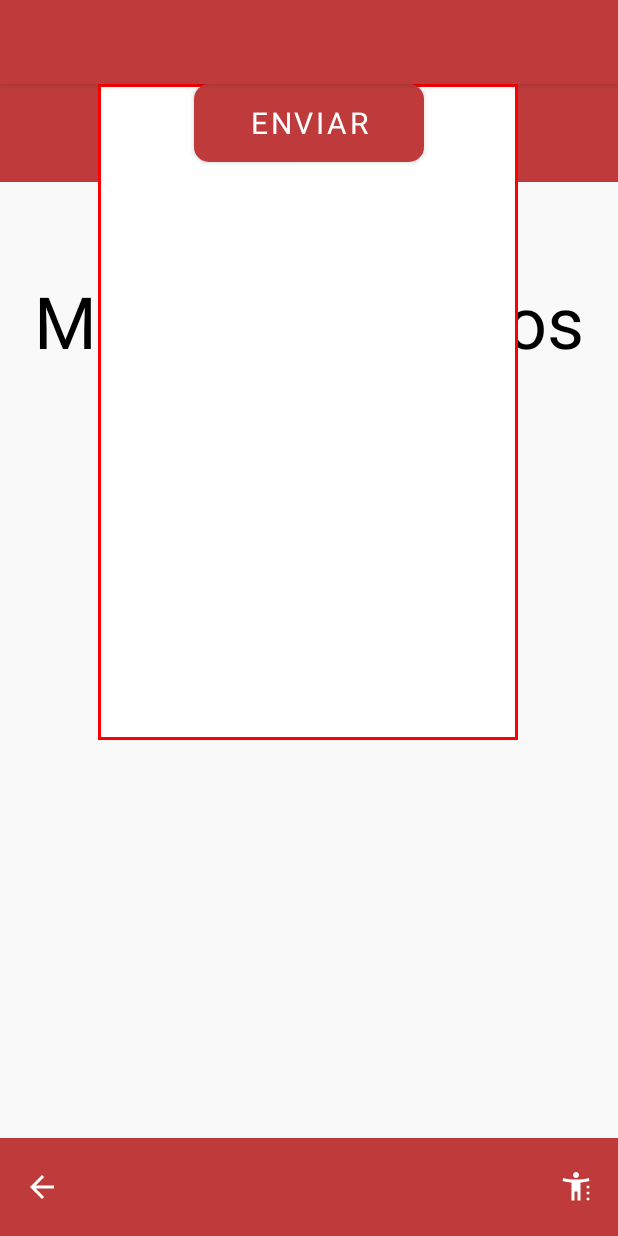
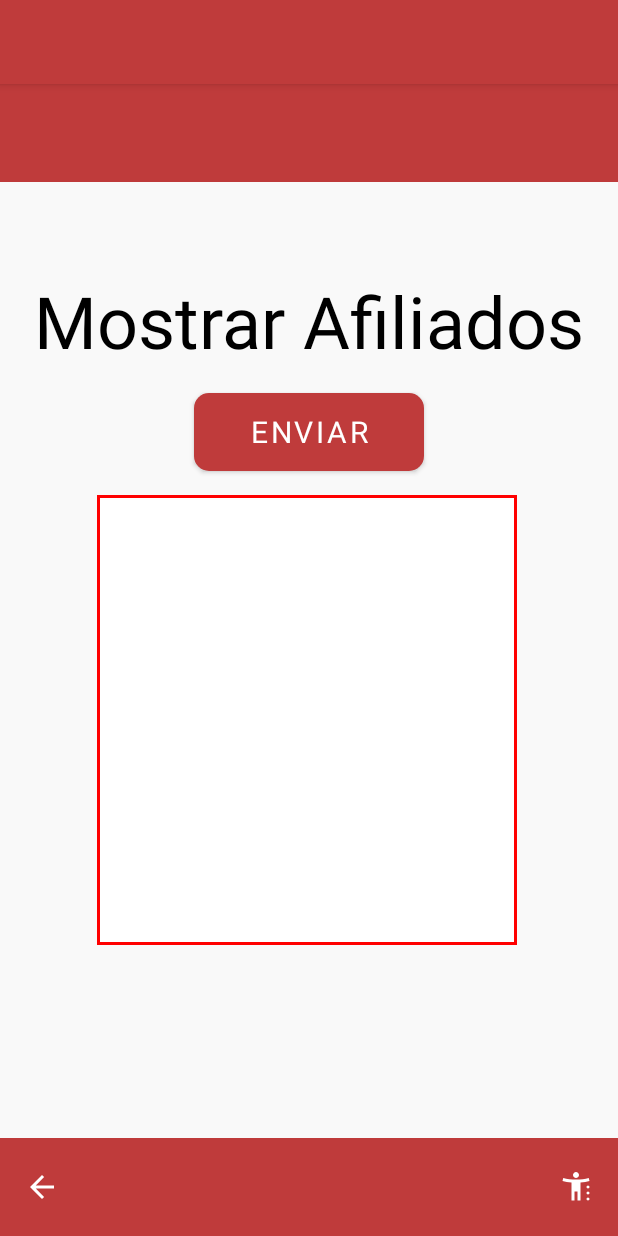
Before and after one commit to fraperrone/appmovilclub, an Android app built with Jetpack Compose: the Mostrar_afiliados screen opened directly, with no data from a screen before it, on a phone screen of 412 x 824 dp. Run offline under Robolectric (Android 15) with nearby library versions, the phone set to English and light mode, and no system bars; Roboto replaces fonts that are not available here.

Commit message:
edicion mostrar clientes

```diff
--- a/app/src/main/res/layout/activity_mostrar_afiliados.xml
+++ b/app/src/main/res/layout/activity_mostrar_afiliados.xml
@@ -32,19 +32,7 @@
         app:layout_constraintStart_toStartOf="parent"
         app:layout_constraintTop_toBottomOf="@+id/header_container" />
 
-    <EditText
-        android:id="@+id/editText_concepto"
-        android:layout_width="280dp"
-        android:layout_height="437dp"
-        android:layout_marginStart="40dp"
-        android:layout_marginEnd="40dp"
-        android:background="@drawable/edit_text_shape_mostrar_afiliados"
-        android:inputType="text"
-        app:layout_constraintEnd_toEndOf="parent"
-        app:layout_constraintHorizontal_bias="0.49"
-        app:layout_constraintStart_toStartOf="parent"
 
-        tools:layout_editor_absoluteY="357dp" />
 
     <Button
         android:id="@+id/button_enviar"
@@ -56,9 +44,33 @@
         android:textColor="@color/white"
         android:textSize="20dp"
         app:backgroundTint="@null"
+
+        tools:layout_editor_absoluteY="265dp"
+        app:layout_constraintTop_toBottomOf="@id/textView_titulo"
+        app:layout_constraintStart_toStartOf="parent"
         app:layout_constraintEnd_toEndOf="parent"
+
+        android:layout_marginTop="16dp"
+        />
+
+    <EditText
+        android:id="@+id/editText_concepto"
+        android:layout_width="280dp"
+        android:layout_height="300dp"
+        android:layout_marginStart="4dp"
+        android:layout_marginEnd="4dp"
+        android:background="@drawable/edit_text_shape_mostrar_afiliados"
+        android:inputType="text"
+        app:layout_constraintHorizontal_bias="0.49"
+
+        tools:layout_editor_absoluteY="357dp"
+
+
+        app:layout_constraintTop_toBottomOf="@id/button_enviar"
         app:layout_constraintStart_toStartOf="parent"
-        tools:layout_editor_absoluteY="265dp" />
+        app:layout_constraintEnd_toEndOf="parent"
+        android:layout_marginTop="16dp"
+        />
 
     <LinearLayout
         android:id="@+id/footer_container"
```
